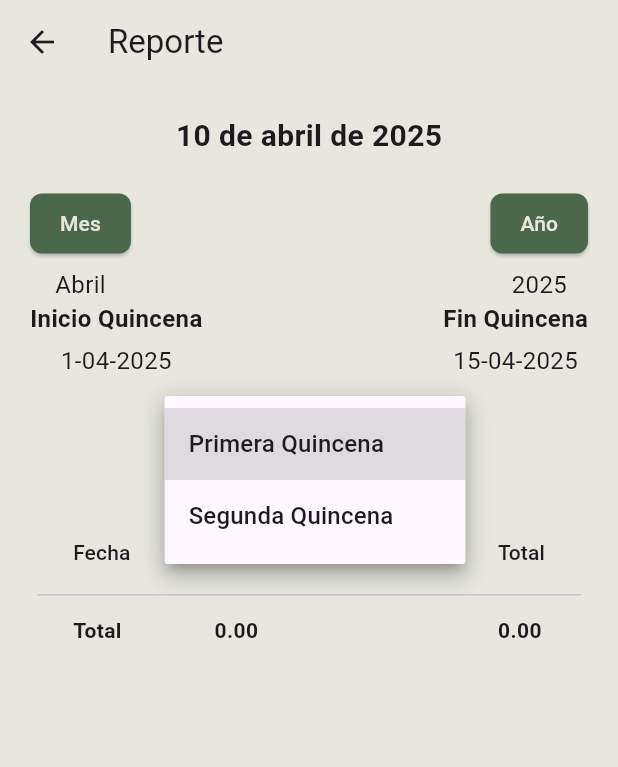
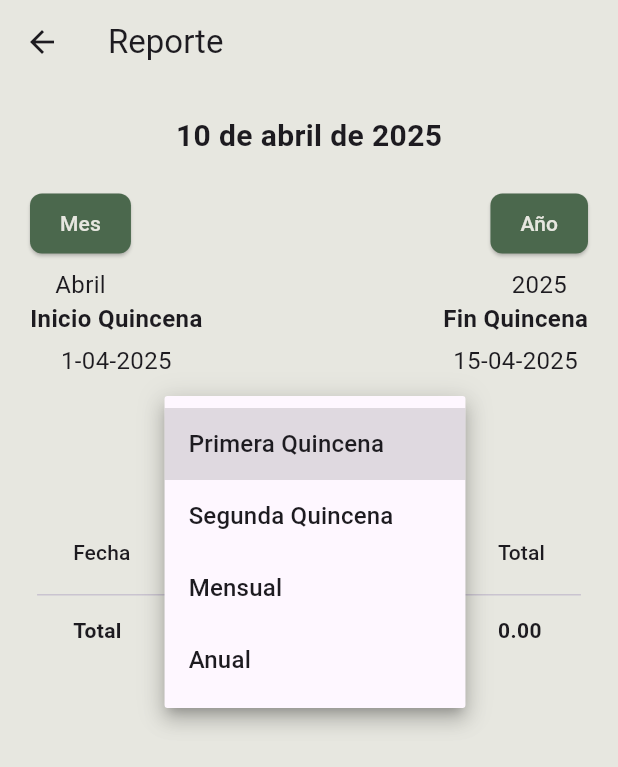
Before and after one commit to Thiago-Jeager/Gestor-Leche, a Flutter app: the ReportScreen screen opened directly, after a tap on "Primera Quincena", on a phone screen of 412 x 824 dp. Shown: the top 767 px of the screen. Run offline on Flutter 3.47's test engine with Material 3 defaults, Android fonts, the light colour scheme and no system bars; our stand-ins replace get, sqflite, table_calendar; accounts and stored records are empty.

Commit message:
Fltro anual y mensual

```diff
--- a/lib/view/Report_screen/report_screen.dart
+++ b/lib/view/Report_screen/report_screen.dart
@@ -46,6 +46,20 @@ class _ReportScreenState extends State<ReportScreen> {
   }
 
   List<MilkModel> _filterData() {
+    if (selectedQuincena == "Anual") {
+      // Filtrar por año completo
+      return _data.where((milkModel) {
+        final DateTime rowDate = DateTime.parse(milkModel.fecha);
+        return rowDate.year == selectedYear;
+      }).toList();
+    } else if (selectedQuincena == "Mensual") {
+      // Filtrar por mes completo
+      return _data.where((milkModel) {
+        final DateTime rowDate = DateTime.parse(milkModel.fecha);
+        return rowDate.year == selectedYear && rowDate.month == selectedMonth;
+      }).toList();
+    } else {
+      // Filtrar por quincena
       final int daysInMonth = DateTime(selectedYear, selectedMonth + 1, 0).day;
       final int quincenaStart = selectedQuincena == "Primera Quincena" ? 1 : 16;
       final int quincenaEnd =
@@ -58,6 +72,7 @@ class _ReportScreenState extends State<ReportScreen> {
             rowDate.day >= quincenaStart &&
             rowDate.day <= quincenaEnd;
       }).toList();
+    }
   }
 
   @override
@@ -160,6 +175,14 @@ class _ReportScreenState extends State<ReportScreen> {
                   value: "Segunda Quincena",
                   child: Text("Segunda Quincena"),
                 ),
+                DropdownMenuItem(
+                  value: "Mensual",
+                  child: Text("Mensual"),
+                ),
+                DropdownMenuItem(
+                  value: "Anual",
+                  child: Text("Anual"),
+                ),
               ],
               onChanged: (value) {
                 setState(() {
@@ -174,6 +197,9 @@ class _ReportScreenState extends State<ReportScreen> {
                   : SingleChildScrollView(
                       physics: const BouncingScrollPhysics(),
                       scrollDirection: Axis.horizontal,
+                      child: SingleChildScrollView(
+                        physics: const BouncingScrollPhysics(),
+                        scrollDirection: Axis.vertical,
                         child: DataTable(
                           columns: const [
                             DataColumn(label: Text('Fecha')),
@@ -223,6 +249,7 @@ class _ReportScreenState extends State<ReportScreen> {
                         ),
                       ),
                     ),
+            )
           ],
         ),
       ),
```
Lines whose indentation alone changed are shown as unchanged.
